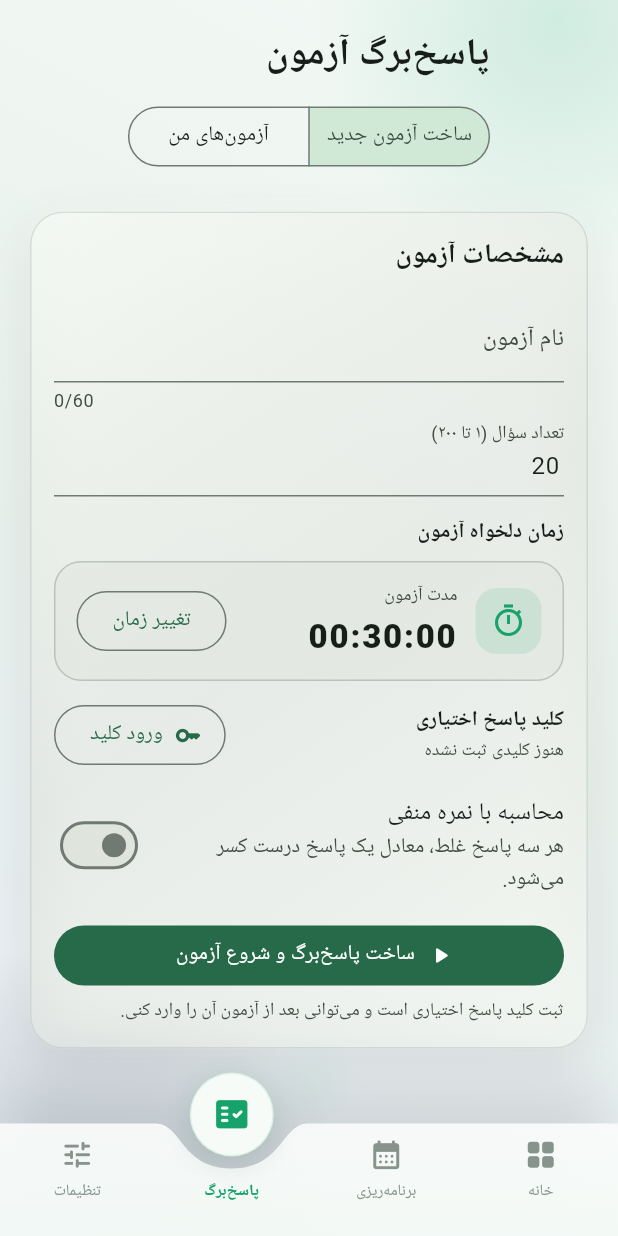
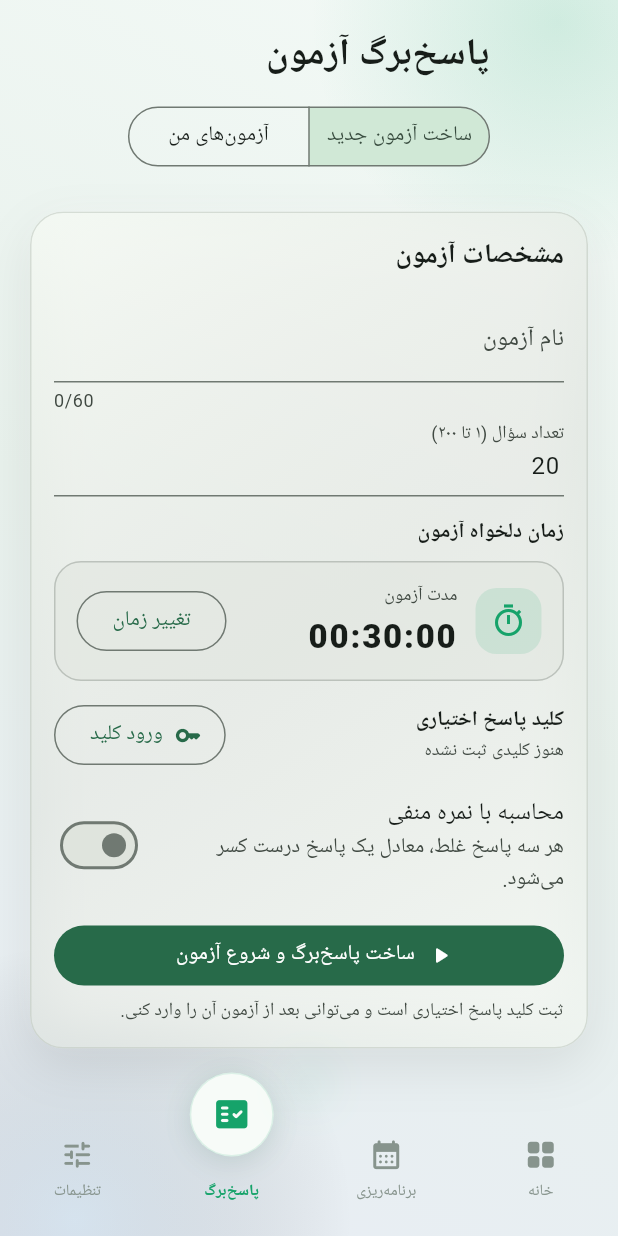
Before and after one commit to Mzarmehi1390/DarsYar, a Flutter app: the screen it shows after launch, item 2 of the bottom bar chosen, on a phone screen of 412 x 824 dp. Run offline on Flutter 3.47's test engine with Material 3 defaults, Android fonts, the phone set to English and light mode, and no system bars; our stand-ins replace shared_preferences.

Commit message:
perf: make bottom navigation fully transparent

```diff
--- a/lib/main.dart
+++ b/lib/main.dart
@@ -500,59 +500,20 @@ class _DarsYarHomeState extends State<DarsYarHome> {
     const topInset = 27.0;
     final bottomInset = MediaQuery.of(context).padding.bottom;
 
-    return Container(
-      decoration: BoxDecoration(
-        boxShadow: [
-          BoxShadow(
-            color: Colors.black.withValues(alpha: isDark ? 0.24 : 0.10),
-            blurRadius: 30,
-            spreadRadius: -8,
-            offset: const Offset(0, -5),
-          ),
-        ],
-      ),
-      child: SizedBox(
+    return SizedBox(
       height: navHeight + bottomInset,
       child: Stack(
         clipBehavior: Clip.none,
         children: [
+          // Fully transparent overlay: content remains clear underneath.
           Positioned.fill(
-              child: TweenAnimationBuilder<double>(
-                tween: Tween<double>(
-                  begin: MediaQuery.of(context).size.width * (3.5 - tab) / 4,
-                  end: MediaQuery.of(context).size.width * (3.5 - tab) / 4,
-                ),
-                duration: MediaQuery.of(context).disableAnimations
-                    ? Duration.zero
-                    : const Duration(milliseconds: 190),
-                curve: Curves.easeInOutCubic,
-                builder: (context, notchCenter, child) => ClipPath(
+            child: ClipPath(
               clipBehavior: Clip.antiAlias,
               clipper: _NotchedNavBarClipper(
-                    centerX: notchCenter,
+                centerX: MediaQuery.of(context).size.width * (3.5 - tab) / 4,
                 topInset: topInset,
               ),
-                  child: ClipRect(
-                    child: BackdropFilter(
-                      filter: ImageFilter.blur(sigmaX: 18, sigmaY: 18),
-                      child: child,
-                    ),
-                  ),
-                ),
-                child: DecoratedBox(
-                  decoration: BoxDecoration(
-                    gradient: LinearGradient(
-                      begin: Alignment.topCenter,
-                      end: Alignment.bottomCenter,
-                      colors: isDark
-                          ? [const Color(0xE62A4437), const Color(0xF20D1B14)]
-                          : [
-                              Colors.white.withValues(alpha: 0.86),
-                              const Color(0xF2F4FAF6),
-                            ],
-                    ),
-                  ),
-                ),
+              child: const SizedBox.expand(),
             ),
           ),
             Positioned(
```
Lines whose indentation alone changed are shown as unchanged.
